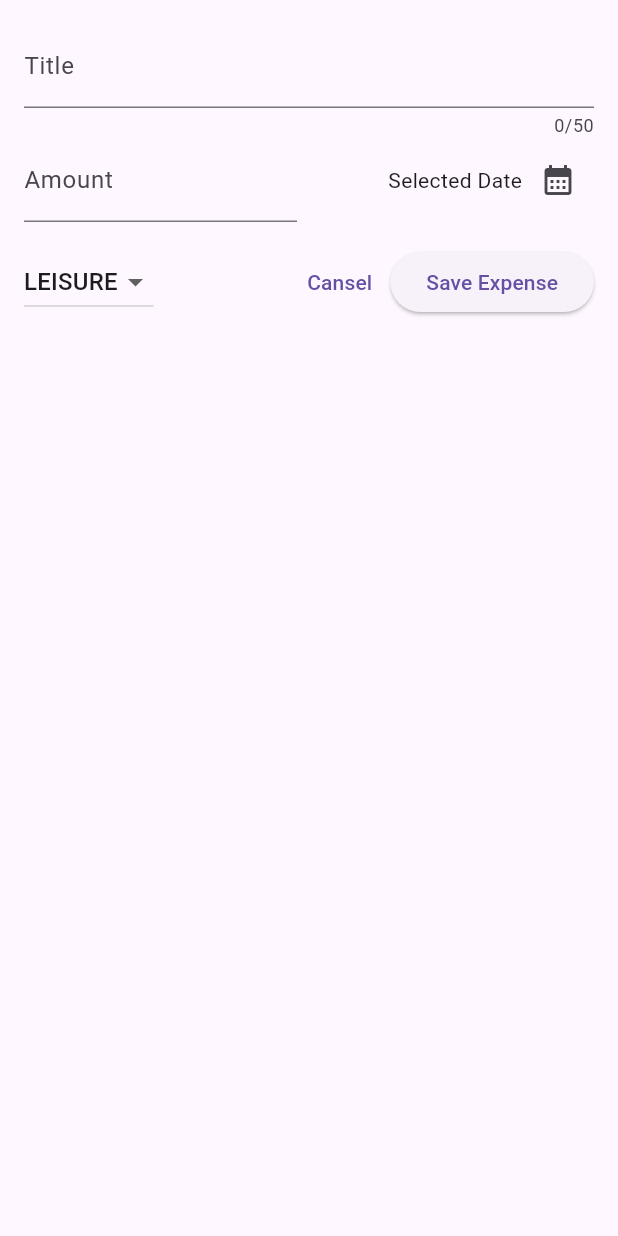
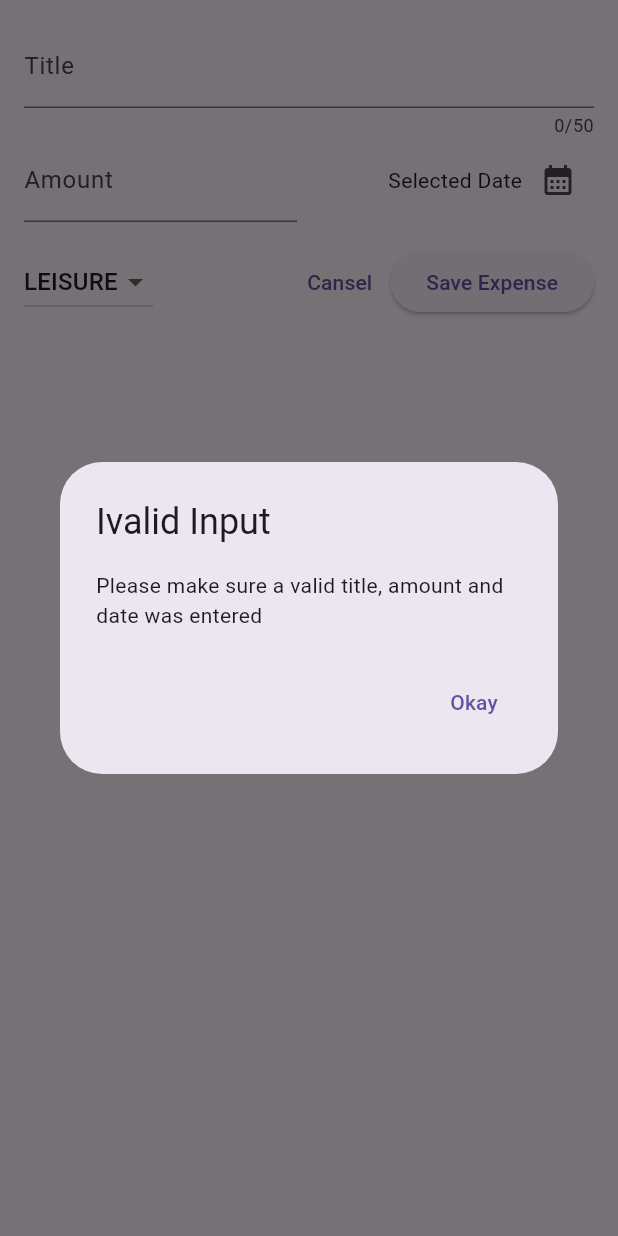
Before and after one commit to matinbhdrn77/expenses_tracker, a Flutter app: the NewExpense widget shown alone on an empty page, opened directly, after a tap on "Save Expense", on a phone screen of 412 x 824 dp. Run offline on Flutter 3.47's test engine with Material 2 defaults, Android fonts, the phone set to English and light mode, and no system bars.

Commit message:
add validation to our form

```diff
--- a/lib/widgets/new_expense.dart
+++ b/lib/widgets/new_expense.dart
@@ -27,6 +27,28 @@ class _NewExpenseState extends State<NewExpense> {
     setState(() {
       _selectedDate = pickedDate;
     });
+  }
+
+  void _submitExpenseData() {
+    final enteredAmount = double.tryParse(_amountController.text);
+    final amountIsInvalid = enteredAmount == null || enteredAmount <= 0;
+    if (_titleController.text.trim().isEmpty ||
+        amountIsInvalid ||
+        _selectedDate == null) {
+      showDialog(
+        context: context,
+        builder: (ctx) => AlertDialog(
+          title: const Text('Ivalid Input'),
+          content: const Text('Please make sure a valid title, amount and date was entered'),
+          actions: [
+            TextButton(onPressed: (){
+              Navigator.pop(ctx);
+            }, child: const Text('Okay'))
+          ],
+
+        ),
+      );
+    }
   }
 
   @override
@@ -80,11 +102,11 @@ class _NewExpenseState extends State<NewExpense> {
             )
           ],
         ),
-        const SizedBox(height:16),
+        const SizedBox(height: 16),
         Row(
           children: [
             DropdownButton(
-              value: _selectedCategory,
+                value: _selectedCategory,
                 items: Category.values
                     .map(
                       (category) => DropdownMenuItem(
@@ -109,7 +131,7 @@ class _NewExpenseState extends State<NewExpense> {
                   Navigator.pop(context);
                 },
                 child: const Text('Cansel')),
-            ElevatedButton(onPressed: () {}, child: const Text('Save Expense'))
+            ElevatedButton(onPressed: _submitExpenseData, child: const Text('Save Expense'))
           ],
         )
       ]),
```
